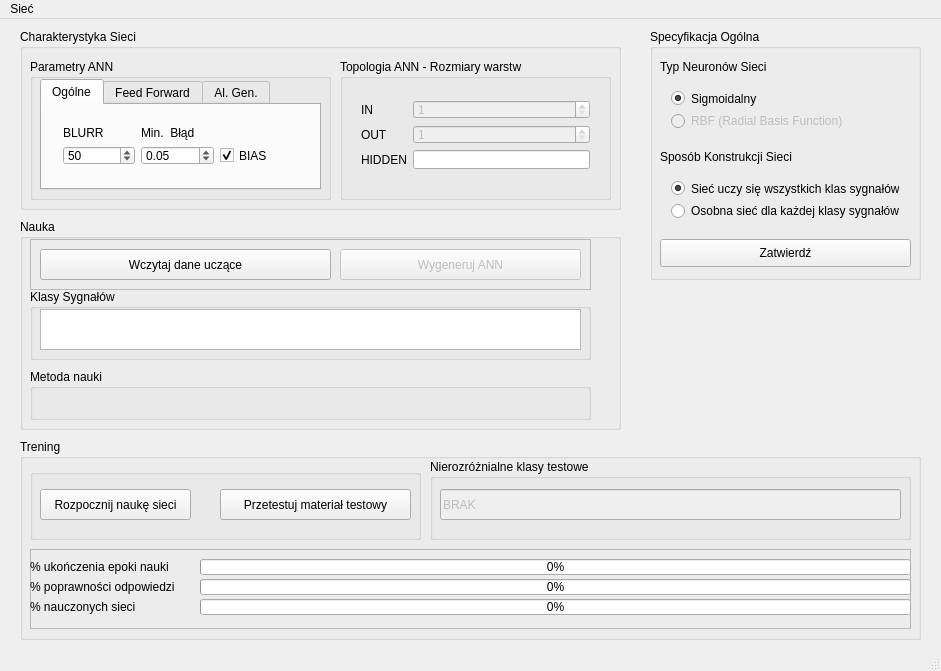
coyote443/NeuralNetForMarket, file mainwindow.ui: the form before one commit.
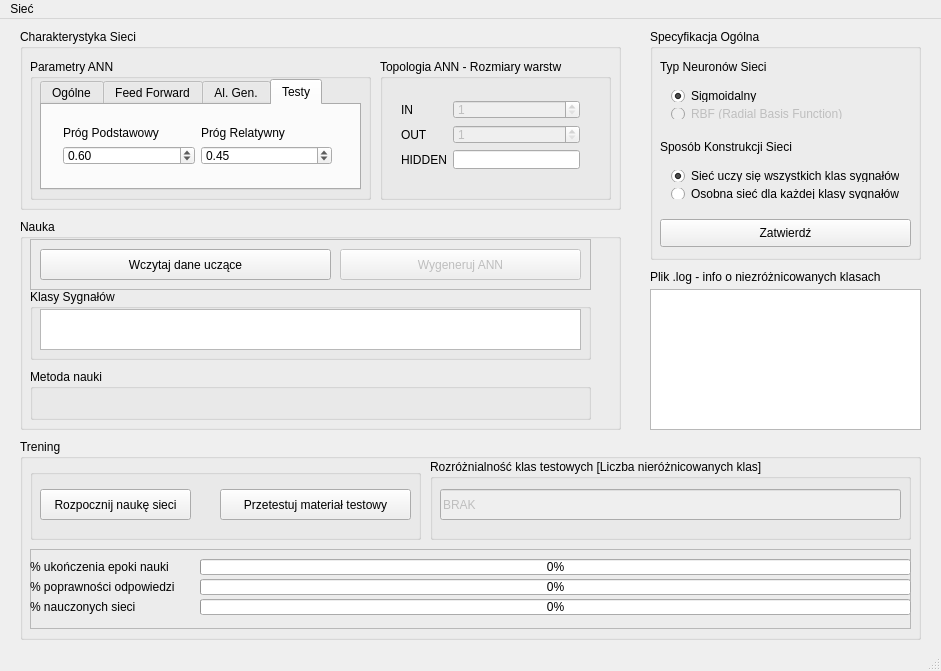
The form after the commit. The open tabs and pages were chosen to show the change.

```diff
--- a/mainwindow.ui
+++ b/mainwindow.ui
@@ -23,7 +23,7 @@
       <x>650</x>
       <y>10</y>
       <width>271</width>
-      <height>251</height>
+      <height>231</height>
      </rect>
     </property>
     <property name="title">
@@ -35,7 +35,7 @@
        <x>10</x>
        <y>50</y>
        <width>251</width>
-       <height>61</height>
+       <height>51</height>
       </rect>
      </property>
      <layout class="QVBoxLayout" name="verticalLayout_3">
@@ -74,7 +74,7 @@
      <property name="geometry">
       <rect>
        <x>10</x>
-       <y>120</y>
+       <y>110</y>
        <width>151</width>
        <height>16</height>
       </rect>
@@ -90,9 +90,9 @@
      <property name="geometry">
       <rect>
        <x>10</x>
-       <y>140</y>
+       <y>130</y>
        <width>250</width>
-       <height>61</height>
+       <height>51</height>
       </rect>
      </property>
      <layout class="QVBoxLayout" name="verticalLayout">
@@ -144,7 +144,7 @@
      <property name="geometry">
       <rect>
        <x>10</x>
-       <y>210</y>
+       <y>190</y>
        <width>251</width>
        <height>28</height>
       </rect>
@@ -171,7 +171,7 @@
       <rect>
        <x>10</x>
        <y>30</y>
-       <width>301</width>
+       <width>341</width>
        <height>141</height>
       </rect>
      </property>
@@ -183,7 +183,7 @@
        <rect>
         <x>10</x>
         <y>20</y>
-        <width>281</width>
+        <width>321</width>
         <height>111</height>
        </rect>
       </property>
@@ -199,7 +199,7 @@
          <rect>
           <x>10</x>
           <y>10</y>
-          <width>251</width>
+          <width>291</width>
           <height>61</height>
          </rect>
         </property>
@@ -463,14 +463,85 @@
         </layout>
        </widget>
       </widget>
+      <widget class="QWidget" name="tab_2">
+       <attribute name="title">
+        <string>Testy</string>
+       </attribute>
+       <widget class="QWidget" name="verticalLayoutWidget_7">
+        <property name="geometry">
+         <rect>
+          <x>10</x>
+          <y>10</y>
+          <width>291</width>
+          <height>61</height>
+         </rect>
+        </property>
+        <layout class="QVBoxLayout" name="verticalLayoutCharacteristics_5">
+         <item>
+          <layout class="QHBoxLayout" name="horizontalLayout_5">
+           <item>
+            <widget class="QLabel" name="label_28">
+             <property name="text">
+              <string>Próg Podstawowy</string>
+             </property>
+            </widget>
+           </item>
+           <item>
+            <widget class="QLabel" name="label_5">
+             <property name="text">
+              <string>Próg Relatywny</string>
+             </property>
+            </widget>
+           </item>
+          </layout>
+         </item>
+         <item>
+          <layout class="QHBoxLayout" name="horizontalLayoutSpinTests">
+           <item>
+            <widget class="QDoubleSpinBox" name="doubleSpinBoxBasicThreshold">
+             <property name="whatsThis">
+              <string>&lt;html&gt;&lt;head/&gt;&lt;body&gt;&lt;p&gt;Jest to wartość powyżej której uznajemy że reakcja sieci na daną klasę sygnału jest w wystarczającym stopniu satysfakcjonująca.&lt;/p&gt;&lt;/body&gt;&lt;/html&gt;</string>
+             </property>
+             <property name="maximum">
+              <double>1.000000000000000</double>
+             </property>
+             <property name="singleStep">
+              <double>0.010000000000000</double>
+             </property>
+             <property name="value">
+              <double>0.600000000000000</double>
+             </property>
+            </widget>
+           </item>
+           <item>
+            <widget class="QDoubleSpinBox" name="doubleSpinBoxRelativeThreshold">
+             <property name="whatsThis">
+              <string>&lt;html&gt;&lt;head/&gt;&lt;body&gt;&lt;p&gt;Jeśli dla sieci nauczonej reakcji na klasę sygnału A, nastąpi równocześnie pobudliwość na sygnał klasy B, i zostanie przekroczony ten próg, to informacja o plikach sygnałów wejściowych dla których wystąpiło przekroczenie zostanie umieszczona w pliku .log&lt;/p&gt;&lt;/body&gt;&lt;/html&gt;</string>
+             </property>
+             <property name="maximum">
+              <double>1.000000000000000</double>
+             </property>
+             <property name="singleStep">
+              <double>0.010000000000000</double>
+             </property>
+             <property name="value">
+              <double>0.450000000000000</double>
+             </property>
+            </widget>
+           </item>
+          </layout>
+         </item>
+        </layout>
+       </widget>
+      </widget>
      </widget>
     </widget>
     <widget class="QGroupBox" name="groupBoxTopology">
      <property name="geometry">
       <rect>
-       <x>320</x>
+       <x>360</x>
        <y>30</y>
-       <width>271</width>
+       <width>231</width>
        <height>141</height>
       </rect>
      </property>
@@ -482,7 +553,7 @@
        <rect>
         <x>10</x>
         <y>30</y>
-        <width>251</width>
+        <width>201</width>
         <height>91</height>
        </rect>
       </property>
@@ -621,7 +692,7 @@
       </rect>
      </property>
      <property name="title">
-      <string>Nierozróżnialne klasy testowe</string>
+      <string>Rozróżnialność klas testowych [Liczba nieróżnicowanych klas]</string>
      </property>
      <widget class="QLineEdit" name="lineEdit_2">
       <property name="enabled">
@@ -897,6 +968,36 @@
      </widget>
     </widget>
    </widget>
+   <widget class="QPlainTextEdit" name="plainTextEditUndistinctedSignalClasses">
+    <property name="geometry">
+     <rect>
+      <x>650</x>
+      <y>270</y>
+      <width>271</width>
+      <height>141</height>
+     </rect>
+    </property>
+   </widget>
+   <widget class="QLabel" name="label_10">
+    <property name="geometry">
+     <rect>
+      <x>650</x>
+      <y>250</y>
+      <width>261</width>
+      <height>16</height>
+     </rect>
+    </property>
+    <property name="text">
+     <string>Plik .log - info o niezróżnicowanych klasach</string>
+    </property>
+   </widget>
+   <zorder>groupBoxWayOfNetConstruct</zorder>
+   <zorder>groupBoxAllNetsControls</zorder>
+   <zorder>groupBoxTraining</zorder>
+   <zorder>groupBoxLearn</zorder>
+   <zorder>groupBoxNonDiffClasesView</zorder>
+   <zorder>plainTextEditUndistinctedSignalClasses</zorder>
+   <zorder>label_10</zorder>
   </widget>
   <widget class="QMenuBar" name="menuBar">
    <property name="geometry">
```
Left out of the diff: 6 changed lines with no effect on the pictures.
